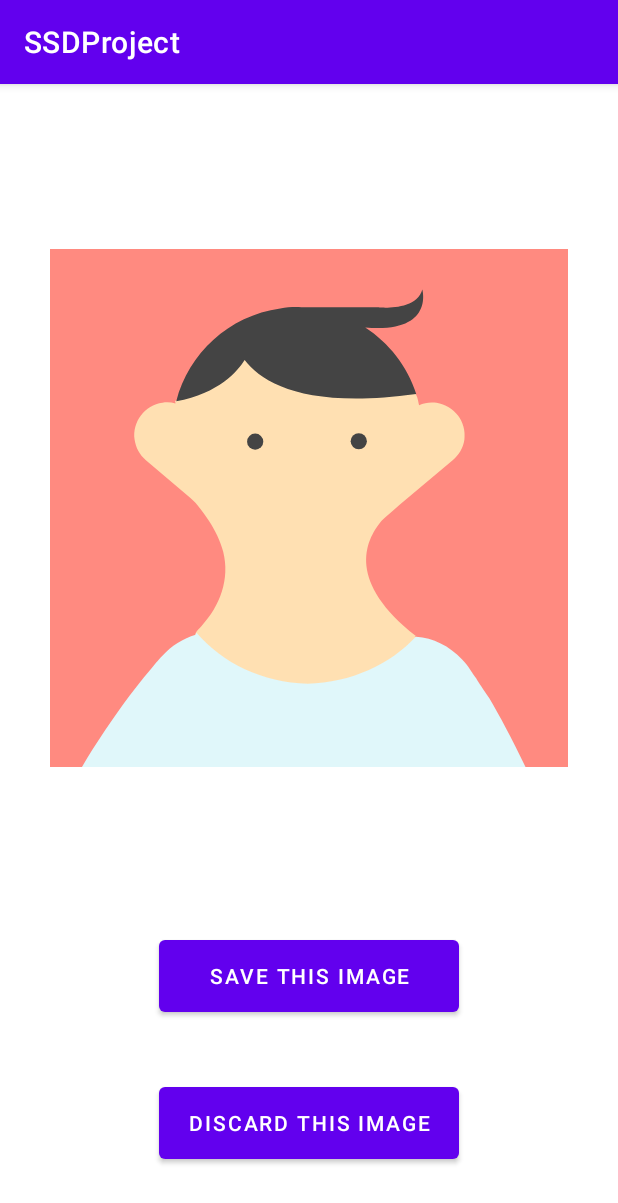
After one commit to emirrozerr/ssd-image-processing, an Android app: the ResultActivity screen opened directly, with no data from a screen before it, on a phone screen of 412 x 824 dp. The commit adds this screen. Shown: the top 1203 px of the screen. Run offline under Robolectric (Android 15) with nearby library versions, the phone set to English and light mode, and no system bars; 1 statement that could not run was skipped.

Commit message:
Added resulting image view

```diff
--- a/app/src/main/AndroidManifest.xml
+++ b/app/src/main/AndroidManifest.xml
@@ -32,6 +32,8 @@
         </activity>
         <activity android:name=".ui.activities.TabsActivity">
         </activity>
+        <activity android:name=".ui.activities.ResultActivity">
+        </activity>
     </application>
 
 </manifest>
--- /dev/null
+++ b/app/src/main/java/com/example/ssdproject/ui/activities/ResultActivity.java
@@ -0,0 +1,33 @@
+package com.example.ssdproject.ui.activities;
+
+import android.net.Uri;
+import android.os.Bundle;
+import android.widget.ImageView;
+
+import androidx.annotation.Nullable;
+import androidx.appcompat.app.AppCompatActivity;
+
+import com.example.ssdproject.R;
+
+
+public class ResultActivity extends AppCompatActivity {
+
+    @Override
+    protected void onCreate(@Nullable Bundle savedInstanceState) {
+        super.onCreate(savedInstanceState);
+
+        Bundle extras = getIntent().getExtras();
+        Uri originalImageURI = Uri.parse(extras.getString("originalImagePath"));
+
+        //Call the AI engine here
+        //No idea how I'm gonna do it
+        //----------------------------------
+
+        ImageView resultImage = (ImageView) findViewById(R.id.result_image);
+        //Display the image received by the AI engine here
+        //----------------------------------
+
+        setContentView(R.layout.activity_result);
+    }
+
+}
--- a/app/src/main/java/com/example/ssdproject/ui/activities/TabsActivity.java
+++ b/app/src/main/java/com/example/ssdproject/ui/activities/TabsActivity.java
@@ -34,5 +34,7 @@ public class TabsActivity extends AppCompatActivity {
                     }
                 }
         ).attach();
+
+        viewPager.setCurrentItem(1);
     }
 }
--- a/app/src/main/res/layout/activity_image_upload.xml
+++ b/app/src/main/res/layout/activity_image_upload.xml
@@ -35,7 +35,7 @@
         android:layout_height="149dp"
         android:layout_marginBottom="32dp"
         android:orientation="vertical"
-        app:layout_constraintBottom_toTopOf="@+id/button"
+        app:layout_constraintBottom_toTopOf="@+id/proceed_button"
         app:layout_constraintEnd_toEndOf="parent"
         app:layout_constraintHorizontal_bias="0.5"
         app:layout_constraintStart_toStartOf="parent">
@@ -71,7 +71,7 @@
         app:barrierDirection="top" />
 
     <Button
-        android:id="@+id/button"
+        android:id="@+id/proceed_button"
         android:layout_width="wrap_content"
         android:layout_height="wrap_content"
         android:layout_marginBottom="131dp"
--- /dev/null
+++ b/app/src/main/res/layout/activity_result.xml
@@ -0,0 +1,42 @@
+<?xml version="1.0" encoding="utf-8"?>
+<androidx.constraintlayout.widget.ConstraintLayout xmlns:android="http://schemas.android.com/apk/res/android"
+    xmlns:app="http://schemas.android.com/apk/res-auto"
+    xmlns:tools="http://schemas.android.com/tools"
+    android:id="@+id/constraintLayout"
+    android:layout_width="match_parent"
+    android:layout_height="match_parent">
+
+    <ImageView
+        android:id="@+id/result_image"
+        android:layout_width="357dp"
+        android:layout_height="345dp"
+        app:layout_constraintBottom_toTopOf="@+id/button3"
+        app:layout_constraintEnd_toEndOf="parent"
+        app:layout_constraintHorizontal_bias="0.5"
+        app:layout_constraintStart_toStartOf="parent"
+        app:layout_constraintTop_toTopOf="parent"
+        app:layout_constraintVertical_bias="0.5"
+        app:srcCompat="@drawable/avatar_1" />
+
+    <Button
+        android:id="@+id/button3"
+        android:layout_width="200dp"
+        android:layout_height="60dp"
+        android:layout_marginBottom="38dp"
+        android:text="@string/save_text"
+        app:layout_constraintBottom_toTopOf="@+id/button4"
+        app:layout_constraintEnd_toEndOf="parent"
+        app:layout_constraintHorizontal_bias="0.5"
+        app:layout_constraintStart_toStartOf="parent" />
+
+    <Button
+        android:id="@+id/button4"
+        android:layout_width="200dp"
+        android:layout_height="60dp"
+        android:layout_marginBottom="45dp"
+        android:text="@string/discard_text"
+        app:layout_constraintBottom_toBottomOf="parent"
+        app:layout_constraintEnd_toEndOf="parent"
+        app:layout_constraintHorizontal_bias="0.5"
+        app:layout_constraintStart_toStartOf="parent" />
+</androidx.constraintlayout.widget.ConstraintLayout>
--- a/app/src/main/res/layout/fragment_transform.xml
+++ b/app/src/main/res/layout/fragment_transform.xml
@@ -32,7 +32,7 @@
         app:srcCompat="@android:drawable/ic_menu_camera" />
 
     <Button
-        android:id="@+id/button"
+        android:id="@+id/proceed_button"
         android:layout_width="wrap_content"
         android:layout_height="wrap_content"
         android:layout_marginBottom="112dp"
@@ -46,7 +46,7 @@
         android:layout_height="149dp"
         android:layout_marginBottom="36dp"
         android:orientation="vertical"
-        app:layout_constraintBottom_toTopOf="@+id/button"
+        app:layout_constraintBottom_toTopOf="@+id/proceed_button"
         app:layout_constraintEnd_toEndOf="parent"
         app:layout_constraintStart_toStartOf="parent">
 
--- a/app/src/main/res/values/strings.xml
+++ b/app/src/main/res/values/strings.xml
@@ -26,6 +26,9 @@
     <string name="operations_text">Operations</string>
     <string name="history_text">History</string>
 
+    <string name="save_text">Save this image</string>
+    <string name="discard_text">Discard this image</string>
+
     <string name="lorem_ipsum_title">Lorem Ipsum"</string>
     <string name="lorem_ipsum">Lorem Ipsum is simply placeholder text of the printing and
         typesetting industry. Lorem Ipsum has been the industry\'s standard placeholder text ever
```
Also changed, not shown: app/src/main/java/com/example/ssdproject/ui/fragments/TransformTabFragment.java (+24 -2 lines).
